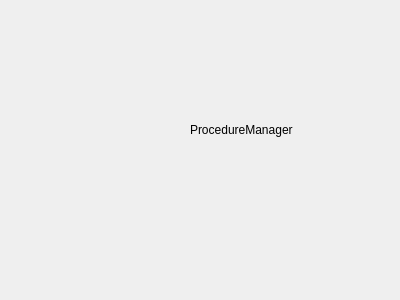
Old version of the form src/ProcedureManager.ui in the repository GuanhongNie/Scalpel.
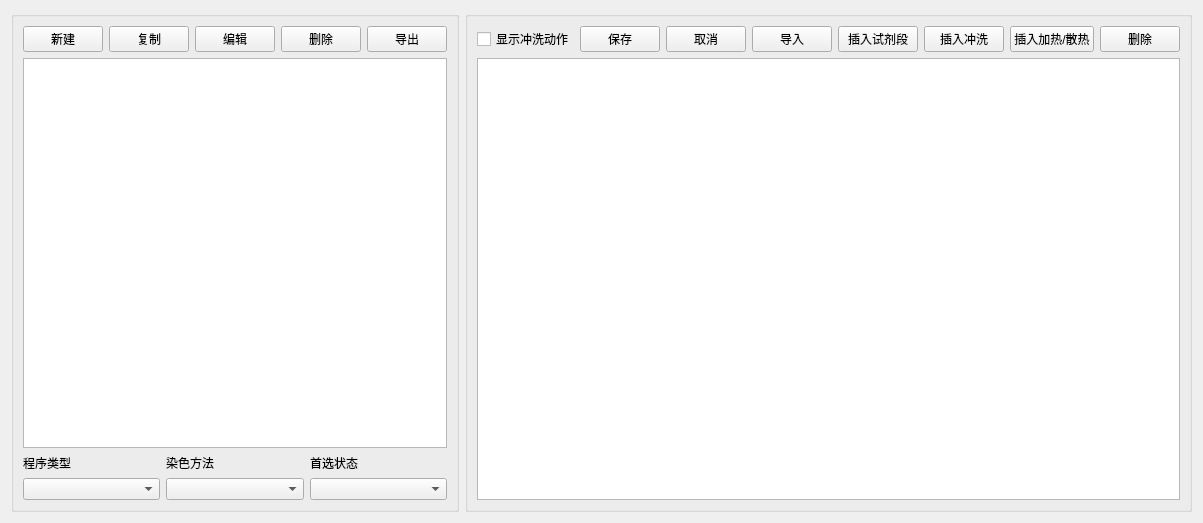
New version of the form.

The edit to the form file:
```diff
--- a/src/ProcedureManager.ui
+++ b/src/ProcedureManager.ui
@@ -6,8 +6,8 @@
    <rect>
     <x>0</x>
     <y>0</y>
-    <width>400</width>
-    <height>300</height>
+    <width>1190</width>
+    <height>523</height>
    </rect>
   </property>
   <property name="focusPolicy">
@@ -19,28 +19,165 @@
   <property name="windowTitle">
    <string>ProcedureManager</string>
   </property>
-  <widget class="QLabel" name="label">
-   <property name="geometry">
-    <rect>
-     <x>190</x>
-     <y>100</y>
-     <width>200</width>
-     <height>60</height>
-    </rect>
-   </property>
-   <property name="sizePolicy">
-    <sizepolicy hsizetype="Fixed" vsizetype="Fixed">
-     <horstretch>0</horstretch>
-     <verstretch>0</verstretch>
-    </sizepolicy>
-   </property>
-   <property name="text">
-    <string>ProcedureManager</string>
-   </property>
-   <property name="alignment">
-    <set>Qt::AlignmentFlag::AlignLeading|Qt::AlignmentFlag::AlignLeft|Qt::AlignmentFlag::AlignVCenter</set>
-   </property>
-  </widget>
+  <layout class="QHBoxLayout" name="mainLayout">
+   <item>
+    <widget class="QGroupBox" name="grbProcedure">
+     <property name="title">
+      <string/>
+     </property>
+     <layout class="QVBoxLayout" name="procedureLayout">
+      <item>
+       <layout class="QHBoxLayout" name="horizontalLayout">
+        <item>
+         <widget class="QPushButton" name="btnNew">
+          <property name="text">
+           <string>新建</string>
+          </property>
+         </widget>
+        </item>
+        <item>
+         <widget class="QPushButton" name="btnCopy">
+          <property name="text">
+           <string>复制</string>
+          </property>
+         </widget>
+        </item>
+        <item>
+         <widget class="QPushButton" name="btnEdit">
+          <property name="text">
+           <string>编辑</string>
+          </property>
+         </widget>
+        </item>
+        <item>
+         <widget class="QPushButton" name="btnDelete1">
+          <property name="text">
+           <string>删除</string>
+          </property>
+         </widget>
+        </item>
+        <item>
+         <widget class="QPushButton" name="btnExport">
+          <property name="text">
+           <string>导出</string>
+          </property>
+         </widget>
+        </item>
+       </layout>
+      </item>
+      <item>
+       <widget class="QTableWidget" name="tblProcedure"/>
+      </item>
+      <item>
+       <layout class="QGridLayout" name="gridLayout">
+        <item row="0" column="0">
+         <widget class="QLabel" name="lblProcedureType">
+          <property name="text">
+           <string>程序类型</string>
+          </property>
+         </widget>
+        </item>
+        <item row="0" column="1">
+         <widget class="QLabel" name="lblStainMethod">
+          <property name="text">
+           <string>染色方法</string>
+          </property>
+         </widget>
+        </item>
+        <item row="0" column="2">
+         <widget class="QLabel" name="lblFirstChoiceStatus">
+          <property name="text">
+           <string>首选状态</string>
+          </property>
+         </widget>
+        </item>
+        <item row="1" column="0">
+         <widget class="QComboBox" name="comboBox"/>
+        </item>
+        <item row="1" column="1">
+         <widget class="QComboBox" name="comboBox_2"/>
+        </item>
+        <item row="1" column="2">
+         <widget class="QComboBox" name="comboBox_3"/>
+        </item>
+       </layout>
+      </item>
+     </layout>
+    </widget>
+   </item>
+   <item>
+    <widget class="QGroupBox" name="grbStep">
+     <property name="title">
+      <string/>
+     </property>
+     <layout class="QVBoxLayout" name="stepLayout">
+      <item>
+       <layout class="QHBoxLayout" name="stepActionsLayout">
+        <item>
+         <widget class="QCheckBox" name="cbShowFlush">
+          <property name="text">
+           <string>显示冲洗动作</string>
+          </property>
+         </widget>
+        </item>
+        <item>
+         <widget class="QPushButton" name="btnSave">
+          <property name="text">
+           <string>保存</string>
+          </property>
+         </widget>
+        </item>
+        <item>
+         <widget class="QPushButton" name="btnCancel">
+          <property name="text">
+           <string>取消</string>
+          </property>
+         </widget>
+        </item>
+        <item>
+         <widget class="QPushButton" name="btnImport">
+          <property name="text">
+           <string>导入</string>
+          </property>
+         </widget>
+        </item>
+        <item>
+         <widget class="QPushButton" name="btnInsertReagent">
+          <property name="text">
+           <string>插入试剂段</string>
+          </property>
+         </widget>
+        </item>
+        <item>
+         <widget class="QPushButton" name="btnInsertFlush">
+          <property name="text">
+           <string>插入冲洗</string>
+          </property>
+         </widget>
+        </item>
+        <item>
+         <widget class="QPushButton" name="btnInsertHeat">
+          <property name="text">
+           <string>插入加热/散热</string>
+          </property>
+         </widget>
+        </item>
+        <item>
+         <widget class="QPushButton" name="btnDelete2">
+          <property name="text">
+           <string>删除</string>
+          </property>
+         </widget>
+        </item>
+       </layout>
+      </item>
+      <item>
+       <widget class="QTableWidget" name="tblStep"/>
+      </item>
+     </layout>
+    </widget>
+   </item>
+  </layout>
  </widget>
  <resources/>
  <connections/>
```
